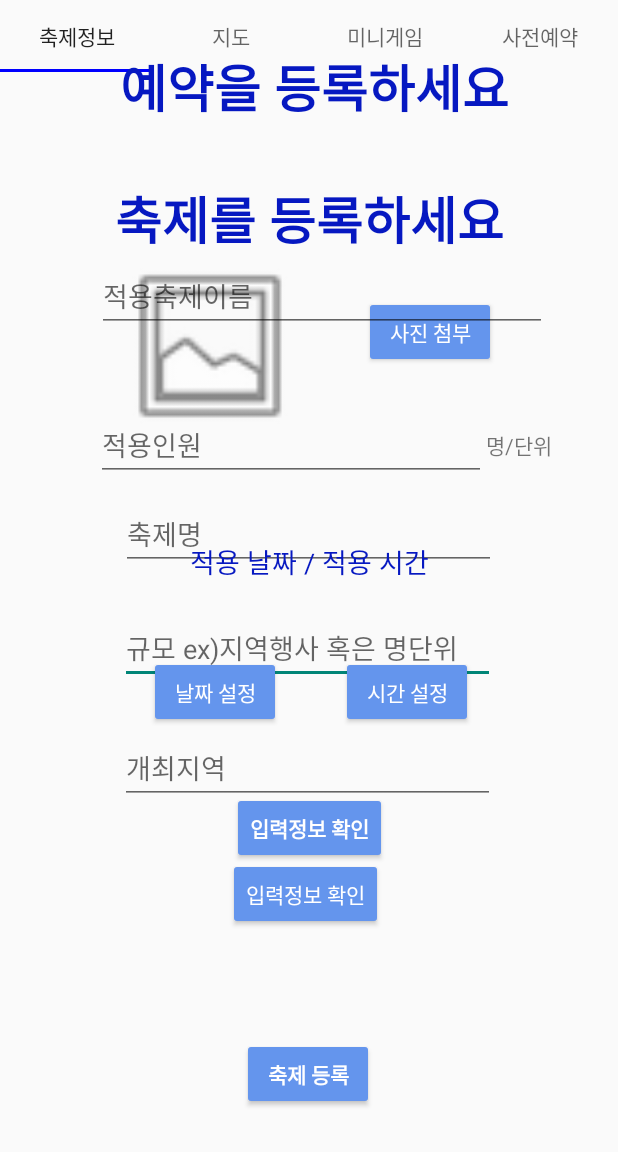
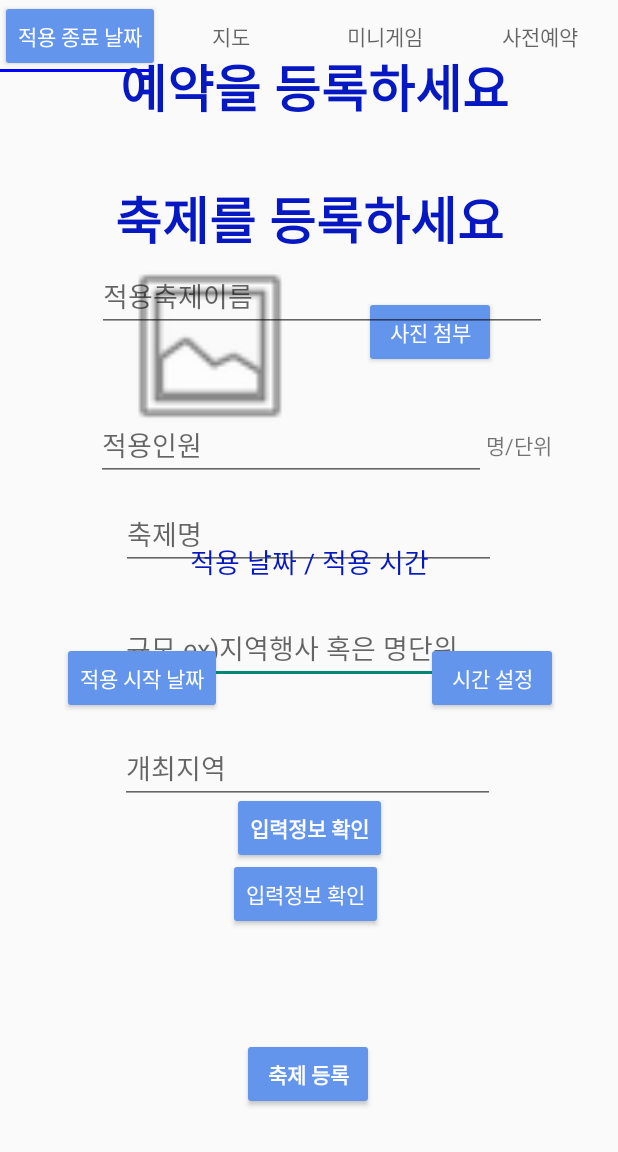
Before and after one commit to usbledv3/KocoaProject, an Android app: the fragment FestPassFragment placed in its activity, on a phone screen of 412 x 824 dp, the part 84-1236 px from its top. Run offline under Robolectric (Android 15) with nearby library versions, the phone set to English and light mode, and no system bars; libraries missing offline, so code that uses them is left out: com.naver.maps.

Commit message:
'22.11.14.01:51

```diff
--- a/app/src/main/java/lx/com/kocoa/FestPassFragment.kt
+++ b/app/src/main/java/lx/com/kocoa/FestPassFragment.kt
@@ -22,7 +22,8 @@ class FestPassFragment : Fragment() {
     val binding get() = _binding!!
     var festAdapter:FestAdapter? = null
 
-    var dateString = "" // 날짜입력기능
+    var dateString1 = "" // 시작날짜입력기능
+    var dateString2 = "" // 종료날짜입력기능
     var timeString = "" // 시간입력기능
 
     override fun onCreateView(
@@ -48,21 +49,30 @@ class FestPassFragment : Fragment() {
                 notifyDataSetChanged()
             }
         }
-        //아래는 날짜시간 입력하는 다이얼
+        //아래는 적용시작 ~ 종료 날짜시간 입력하는 다이얼
         binding.date.setOnClickListener {
             val cal = Calendar.getInstance() // 캘린더뷰 만드는거
             val dateSetListener = DatePickerDialog.OnDateSetListener { view, year, month, dayOfMonth ->
-                dateString = "${year}년 ${month+1}월 ${dayOfMonth}일"
-                passTimeIn.text = dateString + " / " + timeString
+                dateString1 = "${year}년 ${month+1}월 ${dayOfMonth}일부터"
+                passTimeIn.text = dateString1 + dateString2 + " / " + timeString
             }
             DatePickerDialog(requireContext(), dateSetListener, cal.get(Calendar.YEAR),cal.get(Calendar.MONTH),cal.get(Calendar.DAY_OF_MONTH)).show()
         }
+        binding.date2.setOnClickListener {
+            val cal = Calendar.getInstance() // 캘린더뷰 만드는거
+            val dateSetListener = DatePickerDialog.OnDateSetListener { view, year, month, dayOfMonth ->
+                dateString2 = "${year}년 ${month+1}월 ${dayOfMonth}일까지,"
+                passTimeIn.text = dateString2 + dateString2 + " / " + timeString
+            }
+            DatePickerDialog(requireContext(), dateSetListener, cal.get(Calendar.YEAR),cal.get(Calendar.MONTH),cal.get(Calendar.DAY_OF_MONTH)).show()
+        }
+
         //아래는 날짜시간 입력하는 다이얼
         binding.time.setOnClickListener {
             val cal = Calendar.getInstance()
             val timeSetListener = TimePickerDialog.OnTimeSetListener { view, hourOfDay, minute ->
                 timeString = "${hourOfDay}시 ${minute}분"
-                passTimeIn.text = dateString + " / " + timeString
+                passTimeIn.text = dateString2 + dateString2 + " / " + timeString
             }
             TimePickerDialog(requireContext(), timeSetListener, cal.get(Calendar.HOUR_OF_DAY), cal.get(Calendar.MINUTE),true).show()
         }
--- a/app/src/main/res/layout/fragment_festpass.xml
+++ b/app/src/main/res/layout/fragment_festpass.xml
@@ -92,6 +92,30 @@
             app:layout_constraintVertical_bias="0.033" />
 
         <Button
+            android:id="@+id/date2"
+            android:layout_width="wrap_content"
+            android:layout_height="wrap_content"
+            android:backgroundTint="#6495ED"
+            android:text="적용 종료 날짜"
+            android:textColor="#FFFFFF"
+            tools:layout_editor_absoluteX="161dp"
+            tools:layout_editor_absoluteY="406dp" />
+
+        <Button
+            android:id="@+id/date"
+            android:layout_width="wrap_content"
+            android:layout_height="wrap_content"
+            android:backgroundTint="#6495ED"
+            android:text="적용 시작 날짜"
+            android:textColor="#FFFFFF"
+            app:layout_constraintBottom_toBottomOf="parent"
+            app:layout_constraintEnd_toEndOf="parent"
+            app:layout_constraintHorizontal_bias="0.135"
+            app:layout_constraintStart_toStartOf="parent"
+            app:layout_constraintTop_toTopOf="parent"
+            app:layout_constraintVertical_bias="0.594" />
+
+        <Button
             android:id="@+id/time"
             android:layout_width="wrap_content"
             android:layout_height="wrap_content"
@@ -100,24 +124,10 @@
             android:textColor="#FFFFFF"
             app:layout_constraintBottom_toBottomOf="parent"
             app:layout_constraintEnd_toEndOf="parent"
-            app:layout_constraintHorizontal_bias="0.702"
+            app:layout_constraintHorizontal_bias="0.876"
             app:layout_constraintStart_toStartOf="parent"
             app:layout_constraintTop_toTopOf="parent"
-            app:layout_constraintVertical_bias="0.607" />
-
-        <Button
-            android:id="@+id/date"
-            android:layout_width="wrap_content"
-            android:layout_height="wrap_content"
-            android:backgroundTint="#6495ED"
-            android:text="날짜 설정"
-            android:textColor="#FFFFFF"
-            app:layout_constraintBottom_toBottomOf="parent"
-            app:layout_constraintEnd_toEndOf="parent"
-            app:layout_constraintHorizontal_bias="0.306"
-            app:layout_constraintStart_toStartOf="parent"
-            app:layout_constraintTop_toTopOf="parent"
-            app:layout_constraintVertical_bias="0.607" />
+            app:layout_constraintVertical_bias="0.594" />
 
         <TextView
             android:id="@+id/passTimeIn"
```
